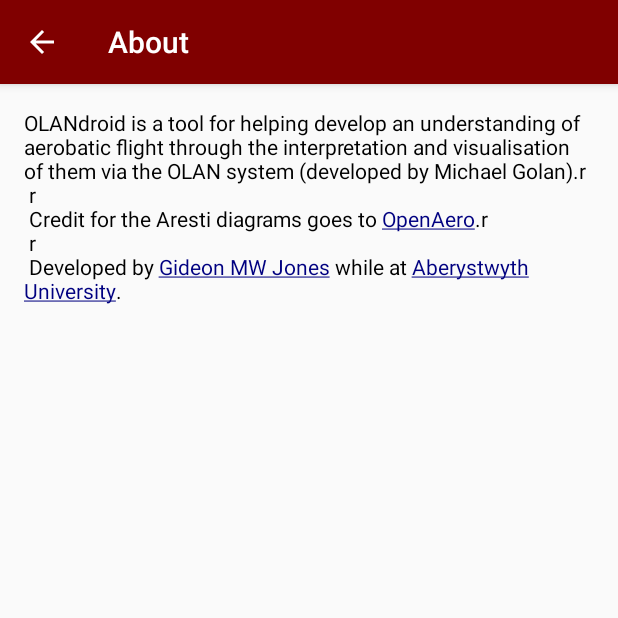
After one commit to GideonPARANOID/olandroid, an Android app: the AboutActivity screen opened directly, with no data from a screen before it, on a phone screen of 412 x 824 dp, the top half of it. The commit adds this screen. Run offline under Robolectric (Android 15) with nearby library versions, the light colour scheme and no system bars.

Commit message:
added an about page with some general information, wrote up lots more in the report, fixed the overall architecture diagram to reflect refactors

```diff
--- /dev/null
+++ b/src/mmp/app/src/main/java/uk/ac/aber/gij2/olandroid/view/AboutActivity.java
@@ -0,0 +1,39 @@
+package uk.ac.aber.gij2.olandroid.view;
+
+import android.support.v7.app.ActionBarActivity;
+import android.os.Bundle;
+import android.text.method.LinkMovementMethod;
+import android.view.MenuItem;
+import android.widget.TextView;
+
+import uk.ac.aber.gij2.olandroid.R;
+
+public class AboutActivity extends ActionBarActivity {
+
+   @Override
+   protected void onCreate(Bundle savedInstanceState) {
+      super.onCreate(savedInstanceState);
+      setContentView(R.layout.activity_about);
+
+      getSupportActionBar().setDisplayHomeAsUpEnabled(true);
+      getSupportActionBar().setDisplayShowHomeEnabled(true);
+
+      // activating links
+      ((TextView) findViewById(R.id.aa_text_content)).setMovementMethod(
+         LinkMovementMethod.getInstance());
+   }
+
+
+   @Override
+   public boolean onOptionsItemSelected(MenuItem item) {
+      switch (item.getItemId()) {
+         case android.R.id.home:
+
+            // overrides parent (there is none) to send to previous activity
+            finish();
+            break;
+      }
+
+      return super.onOptionsItemSelected(item);
+   }
+}
--- a/src/mmp/app/src/main/java/uk/ac/aber/gij2/olandroid/view/FlightManagerActivity.java
+++ b/src/mmp/app/src/main/java/uk/ac/aber/gij2/olandroid/view/FlightManagerActivity.java
@@ -108,7 +108,6 @@
             break;
 
          case R.id.menu_a_help:
-
             AlertDialog.Builder dialog = new AlertDialog.Builder(this).setView(getLayoutInflater().inflate(R.layout.dialog_help,
                null)).setTitle(R.string.a_help).setMessage(R.string.fma_help);
 
@@ -120,6 +119,10 @@
             });
 
             dialog.create().show();
+            break;
+
+         case R.id.menu_a_about:
+            startActivity(new Intent(this, AboutActivity.class));
             break;
 
          case R.id.menu_a_settings:
--- a/src/mmp/app/src/main/java/uk/ac/aber/gij2/olandroid/view/VisualisationActivity.java
+++ b/src/mmp/app/src/main/java/uk/ac/aber/gij2/olandroid/view/VisualisationActivity.java
@@ -89,7 +89,6 @@
             break;
 
          case R.id.menu_a_help:
-
             AlertDialog.Builder dialog = new AlertDialog.Builder(this).setView(getLayoutInflater().inflate(R.layout.dialog_help,
                null)).setTitle(R.string.a_help).setMessage(R.string.va_help);
 
@@ -101,6 +100,10 @@
             });
 
             dialog.create().show();
+            break;
+
+         case R.id.menu_a_about:
+            startActivity(new Intent(this, AboutActivity.class));
             break;
 
          case R.id.menu_a_settings:
--- /dev/null
+++ b/src/mmp/app/src/main/res/layout/activity_about.xml
@@ -0,0 +1,25 @@
+<?xml version="1.0" encoding="utf-8"?>
+<LinearLayout
+   xmlns:android="http://schemas.android.com/apk/res/android"
+   xmlns:tools="http://schemas.android.com/tools"
+   tools:context="uk.ac.aber.gij2.olandroid.view.AboutActivity"
+
+   android:orientation="vertical"
+   android:paddingLeft="@dimen/a_margin_horizontal"
+   android:paddingRight="@dimen/a_margin_horizontal"
+   android:paddingTop="@dimen/a_margin_vertical"
+   android:paddingBottom="@dimen/a_margin_vertical"
+
+   android:layout_width="match_parent"
+   android:layout_height="match_parent">
+
+
+   <TextView
+      android:id="@+id/aa_text_content"
+      android:text="@string/aa_content"
+
+      android:layout_width="wrap_content"
+      android:layout_height="wrap_content"
+      android:layout_gravity="center_horizontal" />
+
+</LinearLayout>
--- a/src/mmp/app/src/main/res/values/dimens.xml
+++ b/src/mmp/app/src/main/res/values/dimens.xml
@@ -12,4 +12,7 @@
    <dimen name="va_interface_padding_horizontal">30dp</dimen>
    <dimen name="va_interface_padding_vertical">20dp</dimen>
    <dimen name="va_interface_height">80dp</dimen>
+    <!-- Default screen margins, per the Android Design guidelines. -->
+   <dimen name="activity_horizontal_margin">16dp</dimen>
+   <dimen name="activity_vertical_margin">16dp</dimen>
 </resources>
--- a/src/mmp/app/src/main/res/values/strings.xml
+++ b/src/mmp/app/src/main/res/values/strings.xml
@@ -4,7 +4,7 @@
    <string name="a_label">OLANdroid</string>
    <string name="a_help">Help</string>
    <string name="a_settings">Settings</string>
-   <string name="a_accept">Yes</string>
+   <string name="a_accept">Accept</string>
    <string name="a_cancel">Cancel</string>
    <string name="a_new_flight_title">Enter a name for the flight</string>
    <string name="a_new_flight_title_invalid">Invalid name</string>
@@ -15,6 +15,19 @@
       question mark in the action bar.</string>
    <string name="a_unavailable">Unavailable</string>
    <string name="a_dismiss">Dismiss</string>
+   <string name="a_about">About</string>
+
+   <!-- about activity -->
+   <string name="aa_label">About</string>
+   <string name="aa_content">OLANdroid is a tool for helping develop an understanding of aerobatic
+      flight through the interpretation and visualisation of them via the OLAN system (developed by
+      Michael Golan).\r\n
+      \r\n
+      Credit for the Aresti diagrams goes to <a href="http://www.openaero.net">OpenAero</a>.\r\n
+      \r\n
+      Developed by <a href="http://www.gideonjon.es">Gideon MW Jones</a> while at <a
+         href="http://www.aber.ac.uk">Aberystwyth University</a>.
+   </string>
 
    <!-- flight manager activity -->
    <string name="fma_new">New flight</string>
@@ -71,4 +84,8 @@
    <string name="p_animation_style_summary">The way the animation looks</string>
    <string name="p_control_scheme_title">Control schemes</string>
    <string name="p_control_scheme_summary">How to interact with the visualisation</string>
+   <string name="title_activity_about">AboutActivity</string>
+
+   <string name="hello_world">Hello world!</string>
+   <string name="action_settings">Settings</string>
 </resources>
```
Also changed, not shown: src/mmp/app/src/main/AndroidManifest.xml (+19 -21 lines), src/mmp/app/src/main/java/uk/ac/aber/gij2/olandroid/view/BuildFlightActivity.java (+6 -2 lines), src/mmp/app/src/main/res/menu/menu_build_flight.xml (+6 -1 lines), src/mmp/app/src/main/res/menu/menu_flight_manager.xml (+6 -1 lines), src/mmp/app/src/main/res/menu/menu_visualisation.xml (+8 -3 lines), src/mmp/app/src/main/res/drawable-hdpi/ic_action_about.png (added), src/mmp/app/src/main/res/drawable-mdpi/ic_action_about.png (added), src/mmp/app/src/main/res/drawable-xhdpi/ic_action_about.png (added), src/mmp/app/src/main/res/drawable-xxhdpi/ic_action_about.png (added), 3 other files.
